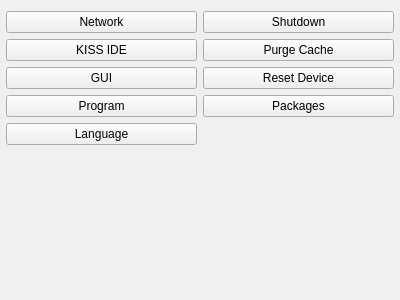
The window that ui/SettingsWidget.ui (kipr/botui) describes before a commit, drawn with Qt 5.
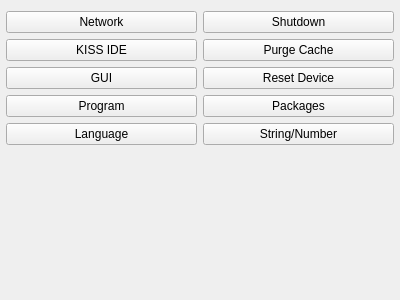
The same window after the commit. Icons and pictures are not drawn.

Commit message: Added LineEdit with string and numpad input providers. Also added test widget to settings widget.

```diff
--- a/ui/SettingsWidget.ui
+++ b/ui/SettingsWidget.ui
@@ -143,6 +143,13 @@
          </property>
         </widget>
        </item>
+       <item>
+        <widget class="QPushButton" name="stringNumber">
+         <property name="text">
+          <string>String/Number</string>
+         </property>
+        </widget>
+       </item>
        <item>
         <spacer name="verticalSpacer">
          <property name="orientation">
```
The commit also changes 12 other files.
